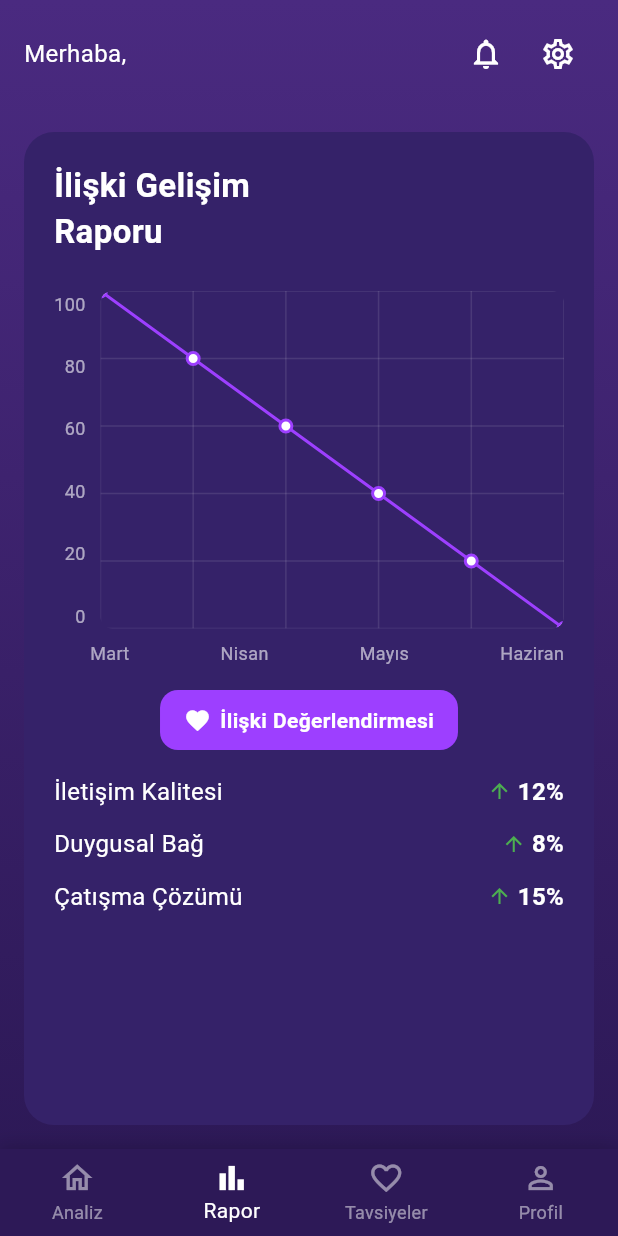
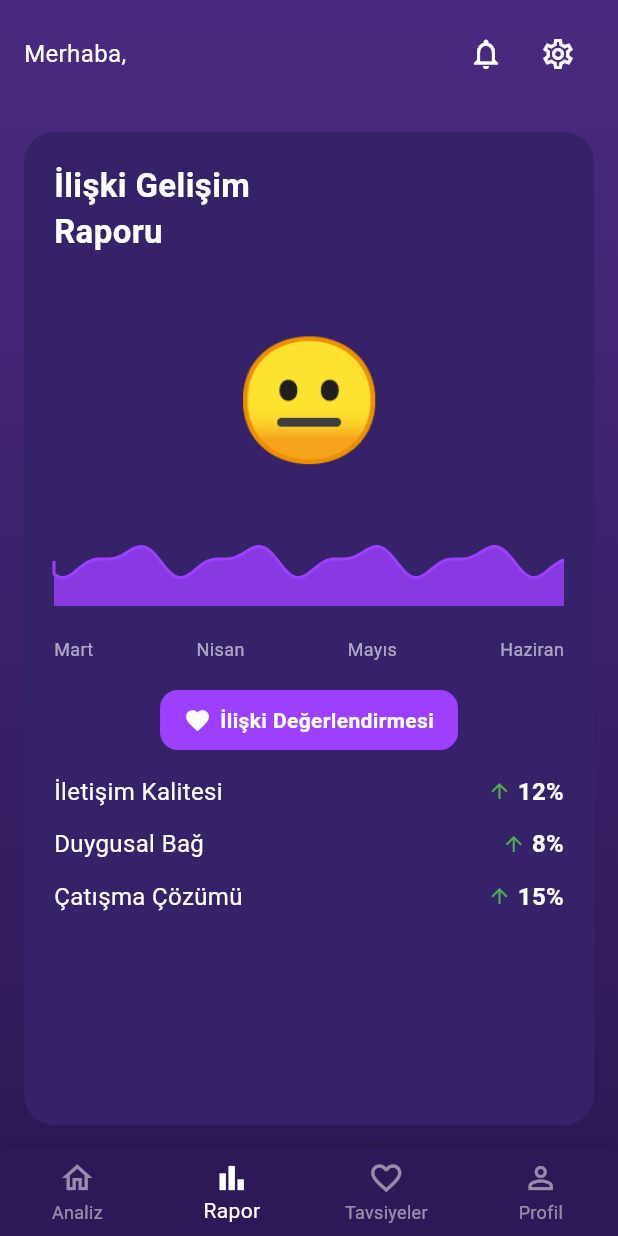
Before and after one commit to aligencturk/Flortya, a Flutter app: the screen it shows once a user with an empty profile is signed in, swiped to page 2, on a phone screen of 412 x 824 dp. Run offline on Flutter 3.47's test engine with Material 3 defaults, Android fonts, the phone set to English and light mode, and no system bars; drawn by our look-alikes of flutter_animate; our stand-ins replace cloud_firestore, firebase_auth, firebase_core, firebase_storage, flutter_dotenv, flutter_keyboard_visibility and 6 more; missing offline and left inert: firebase_app_check; accounts and stored records are empty; network calls fail; Roboto replaces fonts that are missing (Nunito).

Commit message:
HomeView'de ilişki puanını gösteren emoji ve dalga animasyonu eklendi. Dalga animasyonu için yeni bir AnimatedWave widget'ı oluşturuldu ve dalga frekansı ile yüksekliği puana göre ayarlandı. Kod yapısı ve okunabilirlik artırıldı.

```diff
--- a/lib/views/home_view.dart
+++ b/lib/views/home_view.dart
@@ -982,55 +982,26 @@ class _HomeViewState extends State<HomeView> {
                       width: double.infinity,
                       child: Column(
                         children: [
-                          // Y ekseni değerleri ve grafik
-                          Expanded(
-                            child: Row(
-                              crossAxisAlignment: CrossAxisAlignment.stretch,
-                              children: [
-                                // Y ekseni değerleri
-                                Column(
-                                  mainAxisAlignment: MainAxisAlignment.spaceBetween,
-                                  crossAxisAlignment: CrossAxisAlignment.end,
-                                  children: [
-                                    const Text('100', style: TextStyle(color: Colors.white60, fontSize: 12)),
-                                    const Text('80', style: TextStyle(color: Colors.white60, fontSize: 12)),
-                                    const Text('60', style: TextStyle(color: Colors.white60, fontSize: 12)),
-                                    const Text('40', style: TextStyle(color: Colors.white60, fontSize: 12)),
-                                    const Text('20', style: TextStyle(color: Colors.white60, fontSize: 12)),
-                                    const Text('0', style: TextStyle(color: Colors.white60, fontSize: 12)),
-                                  ],
-                                ),
-                                const SizedBox(width: 10),
-
-                                // Grafik alanı
-                                Expanded(
-                                  child: ClipRRect(
-                                    borderRadius: BorderRadius.circular(8),
-                                    child: Container(
-                                      child: CustomPaint(
-                                        size: const Size(double.infinity, double.infinity),
-                                        painter: ChartPainter(
-                                          dataPoints: [
-                                            {'x': 0, 'y': 100},
-                                            {'x': 1, 'y': 80},
-                                            {'x': 2, 'y': 60},
-                                            {'x': 3, 'y': 40},
-                                            {'x': 4, 'y': 20},
-                                            {'x': 5, 'y': 0},
-                                          ],
-                                        ),
-                                      ),
-                                    ),
-                                  ),
-                                ),
-                              ],
-                            ),
-                          ),
-
-                          // X ekseni değerleri
-                          Padding(
-                            padding: const EdgeInsets.only(left: 24, top: 8),
-                            child: Row(
+                          // Emoji Göstergesi
+                          const SizedBox(height: 16),
+                          Text(
+                            _getRelationshipEmoji(60), // İlişki puanını burada belirleyin (örnek: 60)
+                            style: const TextStyle(fontSize: 80),
+                          ),
+
+                          const SizedBox(height: 20),
+
+                          // Dalga Animasyonu
+                          SizedBox(
+                            height: 60,
+                            width: double.infinity,
+                            child: _buildWaveAnimation(60, const Color(0xFF9D3FFF)), // İlişki puanını burada belirleyin
+                          ),
+
+                          const SizedBox(height: 20),
+
+                          // Ayları göster
+                          Row(
                             mainAxisAlignment: MainAxisAlignment.spaceBetween,
                             children: [
                               const Text('Mart', style: TextStyle(color: Colors.white60, fontSize: 12)),
@@ -1038,7 +1009,6 @@ class _HomeViewState extends State<HomeView> {
                               const Text('Mayıs', style: TextStyle(color: Colors.white60, fontSize: 12)),
                               const Text('Haziran', style: TextStyle(color: Colors.white60, fontSize: 12)),
                             ],
-                            ),
                           ),
                         ],
                       ),
@@ -2850,4 +2820,183 @@ class _HomeViewState extends State<HomeView> {
     // Eşleşme yoksa, hash'e göre sabit bir başlık seç
     return adviceTitles[hash.abs() % adviceTitles.length];
   }
-}
+
+  // İlişki uyum emojisi belirleme
+  String _getRelationshipEmoji(int score) {
+    if (score >= 90) return '😍'; // Mükemmel uyum
+    if (score >= 70) return '😊'; // İyi uyum
+    if (score >= 50) return '😐'; // Orta düzey uyum
+    if (score >= 30) return '😟'; // Düşen uyum
+    return '😢'; // Riskli ilişki durumu
+  }
+
+  // Dalga animasyonu oluşturma
+  Widget _buildWaveAnimation(int score, Color baseColor) {
+    // Dalga hareketinin ve yüksekliğinin puana göre ayarlanması
+    final double waveFrequency = _getWaveFrequency(score);
+    final double waveHeight = _getWaveHeight(score);
+
+    return AnimatedWave(
+      color: baseColor,
+      frequency: waveFrequency,
+      amplitude: waveHeight,
+    );
+  }
+
+  // Dalga frekansını puana göre ayarlama (düşük puan = daha hızlı ve düzensiz dalga)
+  double _getWaveFrequency(int score) {
+    if (score >= 80) return 0.05; // Sakin, yavaş dalga
+    if (score >= 60) return 0.08; // Orta hızda dalga
+    if (score >= 40) return 0.12; // Biraz hızlı dalga
+    return 0.15; // Çok hızlı ve düzensiz dalga
+  }
+
+  // Dalga yüksekliğini puana göre ayarlama (düşük puan = daha yüksek dalga)
+  double _getWaveHeight(int score) {
+    if (score >= 80) return 5; // Çok sakin, düşük dalga
+    if (score >= 60) return 8; // Orta yükseklikte dalga
+    if (score >= 40) return 12; // Yüksek dalga
+    return 16; // Çok yüksek, şiddetli dalga
+  }
+}
+
+// Sınıf sonu
+
+// Animasyonlu dalga widget'ı
+class AnimatedWave extends StatefulWidget {
+  final Color color;
+  final double frequency;
+  final double amplitude;
+
+  const AnimatedWave({
+    Key? key,
+    required this.color,
+    required this.frequency,
+    required this.amplitude,
+  }) : super(key: key);
+
+  @override
+  State<AnimatedWave> createState() => _AnimatedWaveState();
+}
+
+class _AnimatedWaveState extends State<AnimatedWave> with SingleTickerProviderStateMixin {
+  late AnimationController _controller;
+  late Animation<double> _animation;
+
+  @override
+  void initState() {
+    super.initState();
+
+    // Animasyon kontrolcüsü oluşturma
+    _controller = AnimationController(
+      vsync: this,
+      // İlişki puanına göre farklı hızda hareket eden animasyon
+      duration: Duration(milliseconds: (5000 / widget.frequency).round()),
+    );
+
+    // Sürekli tekrarlayan animasyon
+    _animation = Tween<double>(begin: 0, end: 2 * pi).animate(_controller);
+
+    // Animasyonu başlat
+    _controller.repeat();
+  }
+
+  @override
+  void dispose() {
+    _controller.dispose();
+    super.dispose();
+  }
+
+  @override
+  Widget build(BuildContext context) {
+    return AnimatedBuilder(
+      animation: _animation,
+      builder: (context, child) {
+        return CustomPaint(
+          painter: WavePainter(
+            color: widget.color,
+            frequency: widget.frequency,
+            amplitude: widget.amplitude,
+            phase: _animation.value,
+          ),
+          child: Container(),
+        );
+      },
+    );
+  }
+}
+
+// Dalga animasyonu çizici sınıfı
+class WavePainter extends CustomPainter {
+  final Color color;
+  final double frequency;
+  final double amplitude;
+  final double phase;
+
+  WavePainter({
+    required this.color,
+    required this.frequency,
+    required this.amplitude,
+    required this.phase,
+  });
+
+  @override
+  void paint(Canvas canvas, Size size) {
+    final paint = Paint()
+      ..color = color.withOpacity(0.8)
+      ..style = PaintingStyle.fill;
+
+    final path = Path();
+    final width = size.width;
+    final height = size.height;
+
+    // Yol başlangıcı
+    path.moveTo(0, height / 2);
+
+    // Dalgalı çizgiyi oluşturma
+    for (double i = 0; i <= width; i++) {
+      // Sinüs dalgasını kullanarak dalgayı çiz
+      // Farklı frekans ve genlik değerleri farklı dalga desenleri oluşturur
+      // phase değeri, dalgayı hareket ettirmek için kullanılır
+      final y = height / 2 +
+              amplitude * sin((i * frequency) + phase * 10) +
+              (amplitude / 2) * sin((i * frequency * 2) + phase * 15);
+
+      path.lineTo(i, y);
+    }
+
+    // Yolun altını kapat
+    path.lineTo(width, height);
+    path.lineTo(0, height);
+    path.close();
+
+    // Dalgalı alanı doldur
+    canvas.drawPath(path, paint);
+
+    // Dalga çizgisini de çiz
+    final strokePaint = Paint()
+      ..color = color
+      ..style = PaintingStyle.stroke
+      ..strokeWidth = 2;
+
+    final linePath = Path();
+    linePath.moveTo(0, height / 2);
+
+    for (double i = 0; i <= width; i++) {
+      final y = height / 2 +
+              amplitude * sin((i * frequency) + phase * 10) +
+              (amplitude / 2) * sin((i * frequency * 2) + phase * 15);
+
+      linePath.lineTo(i, y);
+    }
+
+    canvas.drawPath(linePath, strokePaint);
+  }
+
+  @override
+  bool shouldRepaint(WavePainter oldDelegate) =>
+      oldDelegate.phase != phase ||
+      oldDelegate.frequency != frequency ||
+      oldDelegate.amplitude != amplitude ||
+      oldDelegate.color != color;
+}
--- a/lib/views/report_view.dart
+++ b/lib/views/report_view.dart
@@ -3,6 +3,7 @@ import 'package:provider/provider.dart';
 import 'package:go_router/go_router.dart';
 import 'package:flutter_animate/flutter_animate.dart';
 import 'package:cloud_firestore/cloud_firestore.dart';
+import 'dart:math';
 
 import '../viewmodels/auth_viewmodel.dart';
 import '../viewmodels/report_viewmodel.dart';
```
Lines whose indentation alone changed are shown as unchanged.
